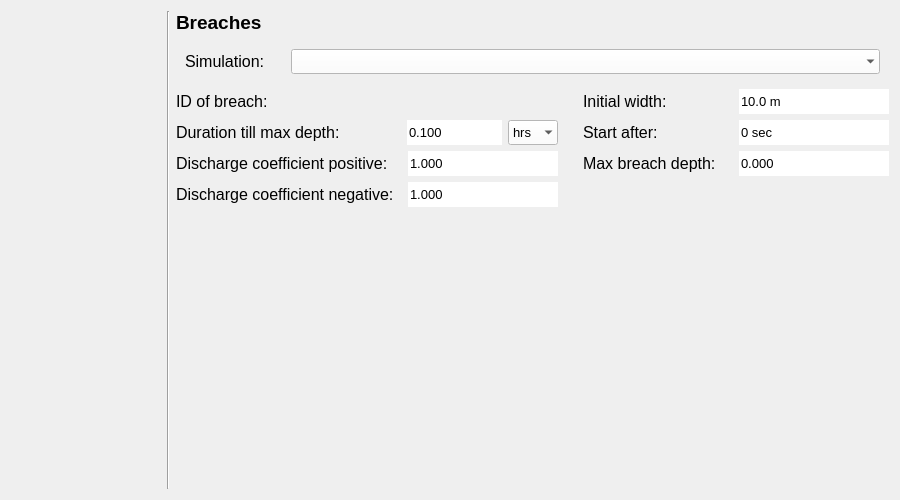
First picture: the form in threedi_models_and_simulations/ui/simulation_wizard/page_breaches.ui, repository nens/threedi-api-qgis-client, before the edit.
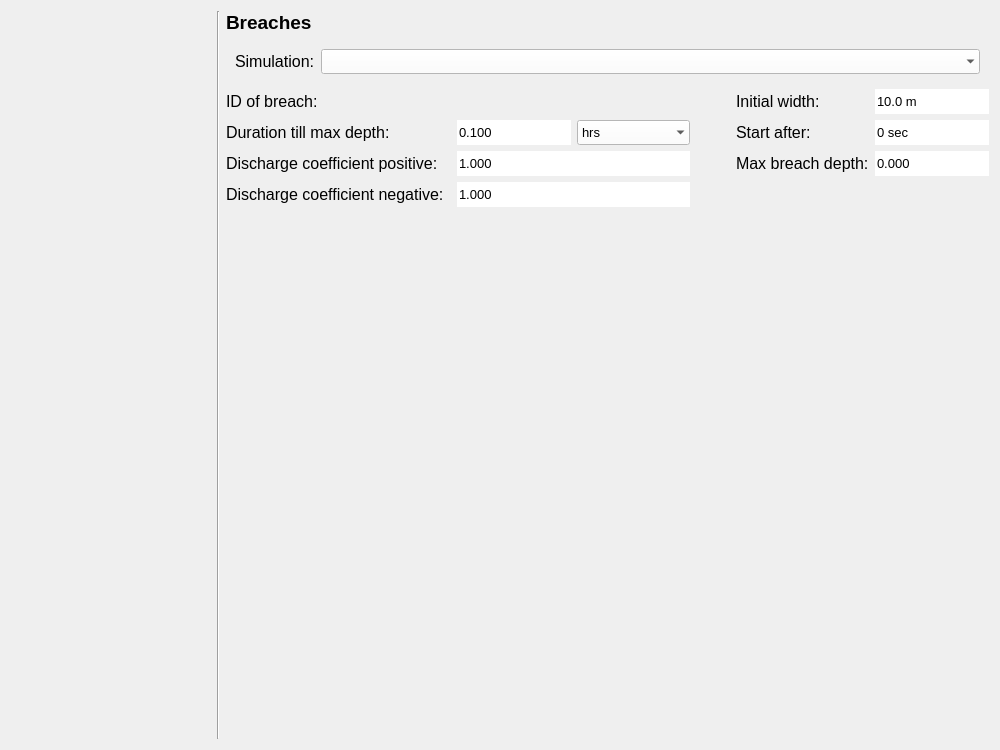
Second picture: the form after the edit.

Commit message: After review UI fixes.

Diff of the .ui file:
```diff
--- a/threedi_models_and_simulations/ui/simulation_wizard/page_breaches.ui
+++ b/threedi_models_and_simulations/ui/simulation_wizard/page_breaches.ui
@@ -6,13 +6,13 @@
    <rect>
     <x>0</x>
     <y>0</y>
-    <width>900</width>
-    <height>500</height>
+    <width>1000</width>
+    <height>750</height>
    </rect>
   </property>
   <property name="minimumSize">
    <size>
-    <width>720</width>
+    <width>0</width>
     <height>0</height>
    </size>
   </property>
@@ -66,300 +66,30 @@
    <set>Qt::ImhDigitsOnly</set>
   </property>
   <layout class="QGridLayout" name="gridLayout">
-   <item row="4" column="4" colspan="2">
-    <layout class="QHBoxLayout" name="horizontalLayout_7">
-     <property name="bottomMargin">
-      <number>0</number>
+   <item row="0" column="0" rowspan="5">
+    <widget class="QWidget" name="wizard_steps_widget" native="true">
+     <property name="sizePolicy">
+      <sizepolicy hsizetype="Preferred" vsizetype="Expanding">
+       <horstretch>0</horstretch>
+       <verstretch>0</verstretch>
+      </sizepolicy>
      </property>
-     <item>
-      <spacer name="horizontalSpacer_3">
-       <property name="orientation">
-        <enum>Qt::Horizontal</enum>
-       </property>
-       <property name="sizeHint" stdset="0">
-        <size>
-         <width>40</width>
-         <height>20</height>
-        </size>
-       </property>
-      </spacer>
-     </item>
-     <item>
-      <widget class="QLabel" name="label_8">
-       <property name="sizePolicy">
-        <sizepolicy hsizetype="Preferred" vsizetype="Preferred">
-         <horstretch>150</horstretch>
-         <verstretch>25</verstretch>
-        </sizepolicy>
-       </property>
-       <property name="minimumSize">
-        <size>
-         <width>150</width>
-         <height>25</height>
-        </size>
-       </property>
-       <property name="font">
-        <font>
-         <family>Segoe UI</family>
-         <pointsize>12</pointsize>
-        </font>
-       </property>
-       <property name="text">
-        <string>Max breach depth:</string>
-       </property>
-      </widget>
-     </item>
-     <item>
-      <widget class="QDoubleSpinBox" name="sb_max_breach_depth">
-       <property name="sizePolicy">
-        <sizepolicy hsizetype="Minimum" vsizetype="Fixed">
-         <horstretch>150</horstretch>
-         <verstretch>0</verstretch>
-        </sizepolicy>
-       </property>
-       <property name="minimumSize">
-        <size>
-         <width>150</width>
-         <height>25</height>
-        </size>
-       </property>
-       <property name="maximumSize">
-        <size>
-         <width>16777215</width>
-         <height>16777215</height>
-        </size>
-       </property>
-       <property name="font">
-        <font>
-         <family>Segoe UI</family>
-         <pointsize>10</pointsize>
-        </font>
-       </property>
-       <property name="styleSheet">
-        <string notr="true">QDoubleSpinBox {background-color: white;}</string>
-       </property>
-       <property name="frame">
-        <bool>false</bool>
-       </property>
-       <property name="buttonSymbols">
-        <enum>QAbstractSpinBox::NoButtons</enum>
-       </property>
-       <property name="decimals">
-        <number>3</number>
-       </property>
-       <property name="maximum">
-        <double>100000000000000000.000000000000000</double>
-       </property>
-      </widget>
-     </item>
-    </layout>
-   </item>
-   <item row="3" column="2" colspan="2">
-    <layout class="QHBoxLayout" name="horizontalLayout_3">
-     <property name="bottomMargin">
-      <number>0</number>
+     <property name="minimumSize">
+      <size>
+       <width>200</width>
+       <height>0</height>
+      </size>
      </property>
-     <item>
-      <widget class="QLabel" name="label_2">
-       <property name="sizePolicy">
-        <sizepolicy hsizetype="Preferred" vsizetype="Preferred">
-         <horstretch>225</horstretch>
-         <verstretch>25</verstretch>
-        </sizepolicy>
-       </property>
-       <property name="minimumSize">
-        <size>
-         <width>225</width>
-         <height>25</height>
-        </size>
-       </property>
-       <property name="maximumSize">
-        <size>
-         <width>16777215</width>
-         <height>16777215</height>
-        </size>
-       </property>
-       <property name="font">
-        <font>
-         <family>Segoe UI</family>
-         <pointsize>12</pointsize>
-        </font>
-       </property>
-       <property name="text">
-        <string>Duration till max depth:</string>
-       </property>
-      </widget>
-     </item>
-     <item>
-      <widget class="QDoubleSpinBox" name="sb_duration">
-       <property name="sizePolicy">
-        <sizepolicy hsizetype="Minimum" vsizetype="Preferred">
-         <horstretch>95</horstretch>
-         <verstretch>0</verstretch>
-        </sizepolicy>
-       </property>
-       <property name="minimumSize">
-        <size>
-         <width>95</width>
-         <height>25</height>
-        </size>
-       </property>
-       <property name="maximumSize">
-        <size>
-         <width>16777215</width>
-         <height>16777215</height>
-        </size>
-       </property>
-       <property name="font">
-        <font>
-         <family>Segoe UI</family>
-         <pointsize>10</pointsize>
-        </font>
-       </property>
-       <property name="styleSheet">
-        <string notr="true">QDoubleSpinBox {background-color: white;}</string>
-       </property>
-       <property name="frame">
-        <bool>false</bool>
-       </property>
-       <property name="buttonSymbols">
-        <enum>QAbstractSpinBox::NoButtons</enum>
-       </property>
-       <property name="decimals">
-        <number>3</number>
-       </property>
-       <property name="maximum">
-        <double>9999999999999999455752309870428160.000000000000000</double>
-       </property>
-       <property name="value">
-        <double>0.100000000000000</double>
-       </property>
-      </widget>
-     </item>
-     <item>
-      <widget class="QComboBox" name="dd_units">
-       <property name="sizePolicy">
-        <sizepolicy hsizetype="Minimum" vsizetype="Preferred">
-         <horstretch>50</horstretch>
-         <verstretch>0</verstretch>
-        </sizepolicy>
-       </property>
-       <property name="minimumSize">
-        <size>
-         <width>50</width>
-         <height>25</height>
-        </size>
-       </property>
-       <property name="maximumSize">
-        <size>
-         <width>16777215</width>
-         <height>16777215</height>
-        </size>
-       </property>
-       <property name="font">
-        <font>
-         <family>Segoe UI</family>
-         <pointsize>10</pointsize>
-        </font>
-       </property>
-       <property name="styleSheet">
-        <string notr="true">QComboBox {background-color:white; selection-background-color: lightgray;}</string>
-       </property>
-       <property name="frame">
-        <bool>false</bool>
-       </property>
-       <item>
-        <property name="text">
-         <string>hrs</string>
-        </property>
-       </item>
-       <item>
-        <property name="text">
-         <string>mins</string>
-        </property>
-       </item>
-       <item>
-        <property name="text">
-         <string>s</string>
-        </property>
-       </item>
-      </widget>
-     </item>
-    </layout>
-   </item>
-   <item row="4" column="2" colspan="2">
-    <layout class="QHBoxLayout" name="horizontalLayout_5">
-     <property name="bottomMargin">
-      <number>0</number>
+     <property name="maximumSize">
+      <size>
+       <width>200</width>
+       <height>16777215</height>
+      </size>
      </property>
-     <item>
-      <widget class="QLabel" name="label_6">
-       <property name="sizePolicy">
-        <sizepolicy hsizetype="Preferred" vsizetype="Preferred">
-         <horstretch>225</horstretch>
-         <verstretch>25</verstretch>
-        </sizepolicy>
-       </property>
-       <property name="minimumSize">
-        <size>
-         <width>225</width>
-         <height>25</height>
-        </size>
-       </property>
-       <property name="font">
-        <font>
-         <family>Segoe UI</family>
-         <pointsize>12</pointsize>
-        </font>
-       </property>
-       <property name="text">
-        <string>Discharge coefficient positive:</string>
-       </property>
-      </widget>
-     </item>
-     <item>
-      <widget class="QDoubleSpinBox" name="sb_discharge_coefficient_positive">
-       <property name="sizePolicy">
-        <sizepolicy hsizetype="Minimum" vsizetype="Fixed">
-         <horstretch>150</horstretch>
-         <verstretch>0</verstretch>
-        </sizepolicy>
-       </property>
-       <property name="minimumSize">
-        <size>
-         <width>150</width>
-         <height>25</height>
-        </size>
-       </property>
-       <property name="maximumSize">
-        <size>
-         <width>16777215</width>
-         <height>16777215</height>
-        </size>
-       </property>
-       <property name="styleSheet">
-        <string notr="true">QDoubleSpinBox {background-color: white;}</string>
-       </property>
-       <property name="frame">
-        <bool>false</bool>
-       </property>
-       <property name="buttonSymbols">
-        <enum>QAbstractSpinBox::NoButtons</enum>
-       </property>
-       <property name="decimals">
-        <number>3</number>
-       </property>
-       <property name="maximum">
-        <double>100000000000000000.000000000000000</double>
-       </property>
-       <property name="value">
-        <double>1.000000000000000</double>
-       </property>
-      </widget>
-     </item>
-    </layout>
+     <layout class="QVBoxLayout" name="verticalLayout"/>
+    </widget>
    </item>
-   <item row="1" column="2" colspan="4">
+   <item row="1" column="2" colspan="2">
     <widget class="QWidget" name="simulation_widget" native="true">
      <property name="sizePolicy">
       <sizepolicy hsizetype="Expanding" vsizetype="Preferred">
@@ -369,7 +99,7 @@
      </property>
      <property name="minimumSize">
       <size>
-       <width>700</width>
+       <width>0</width>
        <height>40</height>
       </size>
      </property>
@@ -384,7 +114,7 @@
        <widget class="QLabel" name="label_5">
         <property name="minimumSize">
          <size>
-          <width>100</width>
+          <width>0</width>
           <height>25</height>
          </size>
         </property>
@@ -442,48 +172,117 @@
      </layout>
     </widget>
    </item>
-   <item row="7" column="2" colspan="4">
-    <spacer name="horizontalSpacer_4">
+   <item row="3" column="2" colspan="2">
+    <spacer name="verticalSpacer">
      <property name="orientation">
-      <enum>Qt::Horizontal</enum>
+      <enum>Qt::Vertical</enum>
      </property>
      <property name="sizeHint" stdset="0">
       <size>
-       <width>40</width>
-       <height>20</height>
+       <width>20</width>
+       <height>40</height>
       </size>
      </property>
     </spacer>
    </item>
-   <item row="3" column="4" colspan="2">
-    <layout class="QHBoxLayout" name="horizontalLayout_4">
-     <item>
-      <spacer name="horizontalSpacer_2">
-       <property name="orientation">
-        <enum>Qt::Horizontal</enum>
+   <item row="0" column="1" rowspan="5">
+    <widget class="Line" name="line">
+     <property name="sizePolicy">
+      <sizepolicy hsizetype="Fixed" vsizetype="Expanding">
+       <horstretch>0</horstretch>
+       <verstretch>0</verstretch>
+      </sizepolicy>
+     </property>
+     <property name="orientation">
+      <enum>Qt::Vertical</enum>
+     </property>
+    </widget>
+   </item>
+   <item row="0" column="2">
+    <widget class="QLabel" name="label_9">
+     <property name="font">
+      <font>
+       <family>Segoe UI</family>
+       <pointsize>14</pointsize>
+       <weight>75</weight>
+       <bold>true</bold>
+       <underline>false</underline>
+      </font>
+     </property>
+     <property name="text">
+      <string>Breaches</string>
+     </property>
+    </widget>
+   </item>
+   <item row="2" column="2" colspan="2">
+    <layout class="QGridLayout" name="gridLayout_3">
+     <property name="bottomMargin">
+      <number>0</number>
+     </property>
+     <item row="2" column="4">
+      <widget class="QLabel" name="label_8">
+       <property name="sizePolicy">
+        <sizepolicy hsizetype="Preferred" vsizetype="Preferred">
+         <horstretch>150</horstretch>
+         <verstretch>25</verstretch>
+        </sizepolicy>
        </property>
-       <property name="sizeHint" stdset="0">
+       <property name="minimumSize">
         <size>
-         <width>40</width>
-         <height>20</height>
+         <width>0</width>
+         <height>25</height>
         </size>
        </property>
-      </spacer>
+       <property name="font">
+        <font>
+         <family>Segoe UI</family>
+         <pointsize>12</pointsize>
+        </font>
+       </property>
+       <property name="text">
+        <string>Max breach depth:</string>
+       </property>
+      </widget>
      </item>
-     <item>
-      <widget class="QLabel" name="label_3">
+     <item row="3" column="0">
+      <widget class="QLabel" name="label_7">
        <property name="sizePolicy">
         <sizepolicy hsizetype="Preferred" vsizetype="Preferred">
-         <horstretch>150</horstretch>
+         <horstretch>225</horstretch>
          <verstretch>25</verstretch>
         </sizepolicy>
        </property>
        <property name="minimumSize">
         <size>
-         <width>150</width>
+         <width>0</width>
          <height>25</height>
         </size>
        </property>
+       <property name="font">
+        <font>
+         <family>Segoe UI</family>
+         <pointsize>12</pointsize>
+        </font>
+       </property>
+       <property name="text">
+        <string>Discharge coefficient negative:</string>
+       </property>
+      </widget>
+     </item>
+     <item row="1" column="0">
+      <widget class="QLabel" name="label_2">
+       <property name="sizePolicy">
+        <sizepolicy hsizetype="Preferred" vsizetype="Preferred">
+         <horstretch>225</horstretch>
+         <verstretch>25</verstretch>
+        </sizepolicy>
+       </property>
+       <property name="minimumSize">
+        <size>
+         <width>0</width>
+         <height>25</height>
+        </size>
+       </property>
        <property name="maximumSize">
         <size>
          <width>16777215</width>
@@ -497,11 +296,85 @@
         </font>
        </property>
        <property name="text">
-        <string>Start after:</string>
+        <string>Duration till max depth:</string>
        </property>
       </widget>
      </item>
-     <item>
+     <item row="2" column="5">
+      <widget class="QDoubleSpinBox" name="sb_max_breach_depth">
+       <property name="sizePolicy">
+        <sizepolicy hsizetype="Minimum" vsizetype="Fixed">
+         <horstretch>150</horstretch>
+         <verstretch>0</verstretch>
+        </sizepolicy>
+       </property>
+       <property name="minimumSize">
+        <size>
+         <width>0</width>
+         <height>25</height>
+        </size>
+       </property>
+       <property name="maximumSize">
+        <size>
+         <width>16777215</width>
+         <height>16777215</height>
+        </size>
+       </property>
+       <property name="font">
+        <font>
+         <family>Segoe UI</family>
+         <pointsize>10</pointsize>
+        </font>
+       </property>
+       <property name="styleSheet">
+        <string notr="true">QDoubleSpinBox {background-color: white;}</string>
+       </property>
+       <property name="frame">
+        <bool>false</bool>
+       </property>
+       <property name="buttonSymbols">
+        <enum>QAbstractSpinBox::NoButtons</enum>
+       </property>
+       <property name="decimals">
+        <number>3</number>
+       </property>
+       <property name="maximum">
+        <double>100000000000000000.000000000000000</double>
+       </property>
+      </widget>
+     </item>
+     <item row="0" column="0">
+      <widget class="QLabel" name="label">
+       <property name="sizePolicy">
+        <sizepolicy hsizetype="Preferred" vsizetype="Preferred">
+         <horstretch>0</horstretch>
+         <verstretch>0</verstretch>
+        </sizepolicy>
+       </property>
+       <property name="minimumSize">
+        <size>
+         <width>225</width>
+         <height>25</height>
+        </size>
+       </property>
+       <property name="maximumSize">
+        <size>
+         <width>16777215</width>
+         <height>16777215</height>
+        </size>
+       </property>
+       <property name="font">
+        <font>
+         <family>Segoe UI</family>
+         <pointsize>12</pointsize>
+        </font>
+       </property>
+       <property name="text">
+        <string>ID of breach:</string>
+       </property>
+      </widget>
+     </item>
+     <item row="1" column="5">
       <widget class="QSpinBox" name="sp_start_after">
        <property name="sizePolicy">
         <sizepolicy hsizetype="Minimum" vsizetype="Fixed">
@@ -511,7 +384,7 @@
        </property>
        <property name="minimumSize">
         <size>
-         <width>150</width>
+         <width>0</width>
          <height>25</height>
         </size>
        </property>
@@ -547,58 +420,7 @@
        </property>
       </widget>
      </item>
-    </layout>
-   </item>
-   <item row="2" column="4" colspan="2">
-    <layout class="QHBoxLayout" name="horizontalLayout_2">
-     <property name="spacing">
-      <number>6</number>
-     </property>
-     <item>
-      <spacer name="horizontalSpacer">
-       <property name="orientation">
-        <enum>Qt::Horizontal</enum>
-       </property>
-       <property name="sizeHint" stdset="0">
-        <size>
-         <width>40</width>
-         <height>20</height>
-        </size>
-       </property>
-      </spacer>
-     </item>
-     <item>
-      <widget class="QLabel" name="label_4">
-       <property name="sizePolicy">
-        <sizepolicy hsizetype="Preferred" vsizetype="Preferred">
-         <horstretch>150</horstretch>
-         <verstretch>25</verstretch>
-        </sizepolicy>
-       </property>
-       <property name="minimumSize">
-        <size>
-         <width>150</width>
-         <height>25</height>
-        </size>
-       </property>
-       <property name="maximumSize">
-        <size>
-         <width>16777215</width>
-         <height>16777215</height>
-        </size>
-       </property>
-       <property name="font">
-        <font>
-         <family>Segoe UI</family>
-         <pointsize>12</pointsize>
-        </font>
-       </property>
-       <property name="text">
-        <string>Initial width:</string>
-       </property>
-      </widget>
-     </item>
-     <item>
+     <item row="0" column="5">
       <widget class="QDoubleSpinBox" name="sb_width">
        <property name="sizePolicy">
         <sizepolicy hsizetype="Minimum" vsizetype="Fixed">
@@ -608,7 +430,7 @@
        </property>
        <property name="minimumSize">
         <size>
-         <width>150</width>
+         <width>0</width>
          <height>25</height>
         </size>
        </property>
@@ -647,24 +469,17 @@
        </property>
       </widget>
      </item>
-    </layout>
-   </item>
-   <item row="2" column="2" colspan="2">
-    <layout class="QHBoxLayout" name="horizontalLayout">
-     <property name="bottomMargin">
-      <number>0</number>
-     </property>
-     <item>
-      <widget class="QLabel" name="label">
+     <item row="1" column="2">
+      <widget class="QComboBox" name="dd_units">
        <property name="sizePolicy">
-        <sizepolicy hsizetype="Preferred" vsizetype="Preferred">
-         <horstretch>0</horstretch>
+        <sizepolicy hsizetype="Minimum" vsizetype="Preferred">
+         <horstretch>50</horstretch>
          <verstretch>0</verstretch>
         </sizepolicy>
        </property>
        <property name="minimumSize">
         <size>
-         <width>225</width>
+         <width>0</width>
          <height>25</height>
         </size>
        </property>
@@ -677,23 +492,77 @@
        <property name="font">
         <font>
          <family>Segoe UI</family>
-         <pointsize>12</pointsize>
+         <pointsize>10</pointsize>
         </font>
        </property>
-       <property name="text">
-        <string>ID of breach:</string>
+       <property name="styleSheet">
+        <string notr="true">QComboBox {background-color:white; selection-background-color: lightgray;}</string>
        </property>
+       <property name="frame">
+        <bool>false</bool>
+       </property>
+       <item>
+        <property name="text">
+         <string>hrs</string>
+        </property>
+       </item>
+       <item>
+        <property name="text">
+         <string>mins</string>
+        </property>
+       </item>
+       <item>
+        <property name="text">
+         <string>s</string>
+        </property>
+       </item>
       </widget>
      </item>
-     <item>
+     <item row="2" column="1" colspan="2">
+      <widget class="QDoubleSpinBox" name="sb_discharge_coefficient_positive">
+       <property name="sizePolicy">
+        <sizepolicy hsizetype="Minimum" vsizetype="Fixed">
+         <horstretch>150</horstretch>
+         <verstretch>0</verstretch>
+        </sizepolicy>
+       </property>
+       <property name="minimumSize">
+        <size>
+         <width>0</width>
+         <height>25</height>
+        </size>
+       </property>
+       <property name="maximumSize">
+        <size>
+         <width>16777215</width>
+         <height>16777215</height>
+        </size>
+       </property>
+       <property name="styleSheet">
+        <string notr="true">QDoubleSpinBox {background-color: white;}</string>
+       </property>
+       <property name="frame">
+        <bool>false</bool>
+       </property>
+       <property name="buttonSymbols">
+        <enum>QAbstractSpinBox::NoButtons</enum>
+       </property>
+       <property name="decimals">
+        <number>3</number>
+       </property>
+       <property name="maximum">
+        <double>100000000000000000.000000000000000</double>
+       </property>
+       <property name="value">
+        <double>1.000000000000000</double>
+       </property>
+      </widget>
+     </item>
+     <item row="0" column="1" colspan="2">
       <layout class="QHBoxLayout" name="breach_lout"/>
      </item>
-    </layout>
-   </item>
-   <item row="5" column="2" colspan="2">
-    <layout class="QHBoxLayout" name="horizontalLayout_6">
-     <item>
-      <widget class="QLabel" name="label_7">
+     <item row="2" column="0">
+      <widget class="QLabel" name="label_6">
        <property name="sizePolicy">
         <sizepolicy hsizetype="Preferred" vsizetype="Preferred">
          <horstretch>225</horstretch>
@@ -702,7 +571,7 @@
        </property>
        <property name="minimumSize">
         <size>
-         <width>225</width>
+         <width>0</width>
          <height>25</height>
         </size>
        </property>
@@ -713,11 +582,11 @@
         </font>
        </property>
        <property name="text">
-        <string>Discharge coefficient negative:</string>
+        <string>Discharge coefficient positive:</string>
        </property>
       </widget>
      </item>
-     <item>
+     <item row="3" column="1" colspan="2">
       <widget class="QDoubleSpinBox" name="sb_discharge_coefficient_negative">
        <property name="sizePolicy">
         <sizepolicy hsizetype="Minimum" vsizetype="Fixed">
@@ -727,7 +596,7 @@
        </property>
        <property name="minimumSize">
         <size>
-         <width>150</width>
+         <width>0</width>
          <height>25</height>
         </size>
        </property>
@@ -757,69 +626,151 @@
        </property>
       </widget>
      </item>
+     <item row="0" column="4">
+      <widget class="QLabel" name="label_4">
+       <property name="sizePolicy">
+        <sizepolicy hsizetype="Preferred" vsizetype="Preferred">
+         <horstretch>150</horstretch>
+         <verstretch>25</verstretch>
+        </sizepolicy>
+       </property>
+       <property name="minimumSize">
+        <size>
+         <width>0</width>
+         <height>25</height>
+        </size>
+       </property>
+       <property name="maximumSize">
+        <size>
+         <width>16777215</width>
+         <height>16777215</height>
+        </size>
+       </property>
+       <property name="font">
+        <font>
+         <family>Segoe UI</family>
+         <pointsize>12</pointsize>
+        </font>
+       </property>
+       <property name="text">
+        <string>Initial width:</string>
+       </property>
+      </widget>
+     </item>
+     <item row="1" column="1">
+      <widget class="QDoubleSpinBox" name="sb_duration">
+       <property name="sizePolicy">
+        <sizepolicy hsizetype="Expanding" vsizetype="Preferred">
+         <horstretch>95</horstretch>
+         <verstretch>0</verstretch>
+        </sizepolicy>
+       </property>
+       <property name="minimumSize">
+        <size>
+         <width>0</width>
+         <height>25</height>
+        </size>
+       </property>
+       <property name="maximumSize">
+        <size>
+         <width>16777215</width>
+         <height>16777215</height>
+        </size>
+       </property>
+       <property name="font">
+        <font>
+         <family>Segoe UI</family>
+         <pointsize>10</pointsize>
+        </font>
+       </property>
+       <property name="styleSheet">
+        <string notr="true">QDoubleSpinBox {background-color: white;}</string>
+       </property>
+       <property name="frame">
+        <bool>false</bool>
+       </property>
+       <property name="buttonSymbols">
+        <enum>QAbstractSpinBox::NoButtons</enum>
+       </property>
+       <property name="decimals">
+        <number>3</number>
+       </property>
+       <property name="maximum">
+        <double>9999999999999999455752309870428160.000000000000000</double>
+       </property>
+       <property name="value">
+        <double>0.100000000000000</double>
+       </property>
+      </widget>
+     </item>
+     <item row="1" column="4">
+      <widget class="QLabel" name="label_3">
+       <property name="sizePolicy">
+        <sizepolicy hsizetype="Preferred" vsizetype="Preferred">
+         <horstretch>150</horstretch>
+         <verstretch>25</verstretch>
+        </sizepolicy>
+       </property>
+       <property name="minimumSize">
+        <size>
+         <width>0</width>
+         <height>25</height>
+        </size>
+       </property>
+       <property name="maximumSize">
+        <size>
+         <width>16777215</width>
+         <height>16777215</height>
+        </size>
+       </property>
+       <property name="font">
+        <font>
+         <family>Segoe UI</family>
+         <pointsize>12</pointsize>
+        </font>
+       </property>
+       <property name="text">
+        <string>Start after:</string>
+       </property>
+      </widget>
+     </item>
+     <item row="0" column="3">
+      <spacer name="horizontalSpacer">
+       <property name="orientation">
+        <enum>Qt::Horizontal</enum>
+       </property>
+       <property name="sizeHint" stdset="0">
+        <size>
+         <width>40</width>
+         <height>20</height>
+        </size>
+       </property>
+      </spacer>
+     </item>
+     <item row="4" column="1">
+      <spacer name="verticalSpacer_2">
+       <property name="orientation">
+        <enum>Qt::Vertical</enum>
+       </property>
+       <property name="sizeHint" stdset="0">
+        <size>
+         <width>20</width>
+         <height>40</height>
+        </size>
+       </property>
+      </spacer>
+     </item>
     </layout>
    </item>
-   <item row="0" column="2">
-    <widget class="QLabel" name="label_9">
-     <property name="font">
-      <font>
-       <family>Segoe UI</family>
-       <pointsize>14</pointsize>
-       <weight>75</weight>
-       <bold>true</bold>
-       <underline>false</underline>
-      </font>
-     </property>
-     <property name="text">
-      <string>Breaches</string>
-     </property>
-    </widget>
-   </item>
-   <item row="0" column="0" rowspan="8">
-    <widget class="QWidget" name="wizard_steps_widget" native="true">
-     <property name="sizePolicy">
-      <sizepolicy hsizetype="Preferred" vsizetype="Expanding">
-       <horstretch>0</horstretch>
-       <verstretch>0</verstretch>
-      </sizepolicy>
-     </property>
-     <property name="minimumSize">
-      <size>
-       <width>150</width>
-       <height>0</height>
-      </size>
-     </property>
-     <property name="maximumSize">
-      <size>
-       <width>150</width>
-       <height>16777215</height>
-      </size>
-     </property>
-     <layout class="QVBoxLayout" name="verticalLayout"/>
-    </widget>
-   </item>
-   <item row="0" column="1" rowspan="8">
-    <widget class="Line" name="line">
-     <property name="sizePolicy">
-      <sizepolicy hsizetype="Fixed" vsizetype="Expanding">
-       <horstretch>0</horstretch>
-       <verstretch>0</verstretch>
-      </sizepolicy>
-     </property>
+   <item row="4" column="2" colspan="2">
+    <spacer name="horizontalSpacer_4">
      <property name="orientation">
-      <enum>Qt::Vertical</enum>
-     </property>
-    </widget>
-   </item>
-   <item row="6" column="2" colspan="4">
-    <spacer name="verticalSpacer">
-     <property name="orientation">
-      <enum>Qt::Vertical</enum>
+      <enum>Qt::Horizontal</enum>
      </property>
      <property name="sizeHint" stdset="0">
       <size>
-       <width>20</width>
-       <height>40</height>
+       <width>40</width>
+       <height>20</height>
       </size>
      </property>
     </spacer>
```
The commit also changes 11 other files.
